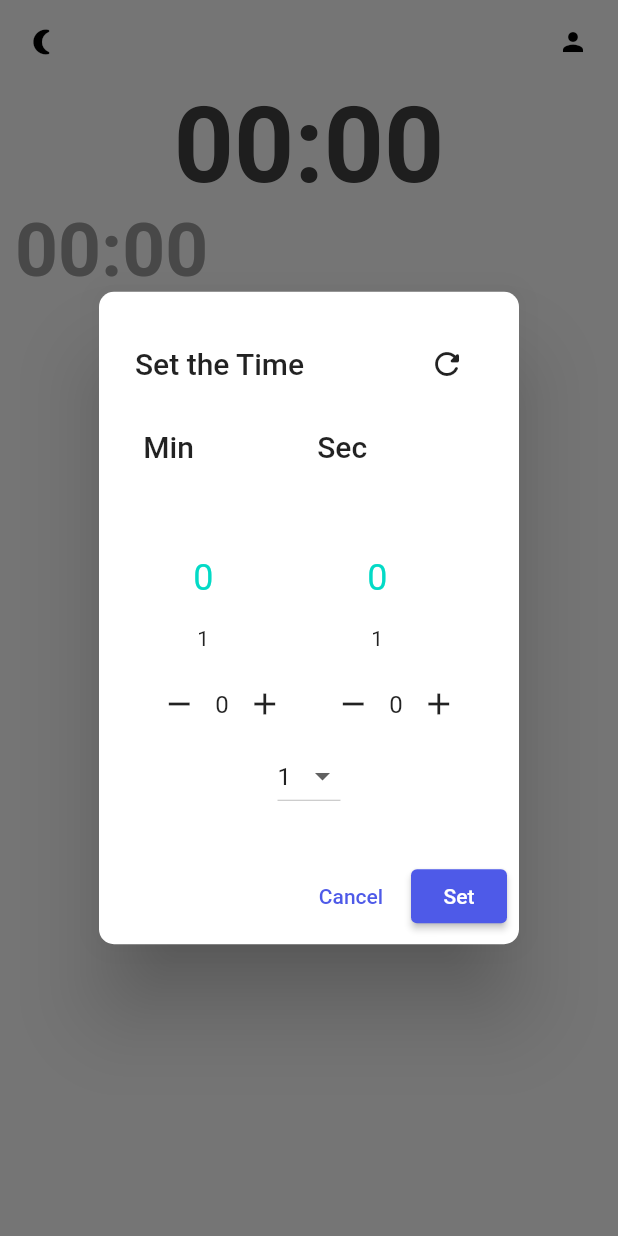
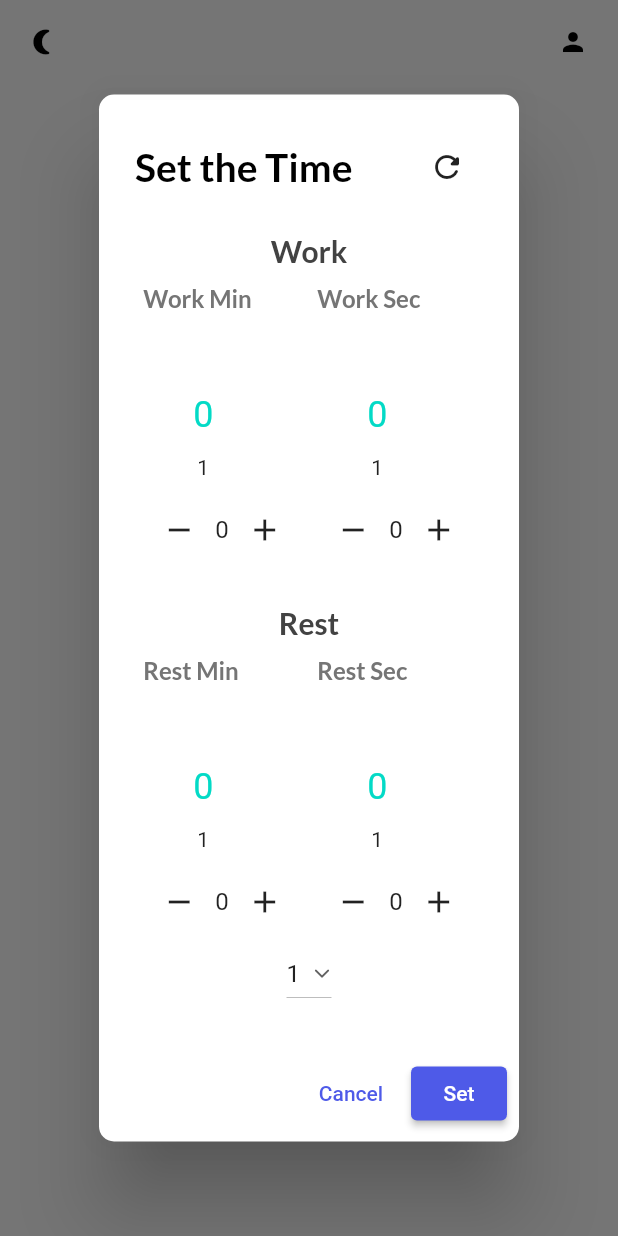
Before and after one commit to wnal4634/flutter_timer, a Flutter app: the screen it shows after launch, after a tap on "Set the Time", on a phone screen of 412 x 824 dp. Run offline on Flutter 3.47's test engine with Material 2 defaults, Android fonts, the phone set to English and light mode, and no system bars; drawn by our look-alikes of numberpicker; our stand-ins replace get, get_storage, google_fonts.

Commit message:
시간 바꿀 때 화면 시간도 같이 바꾸기, rest time 이어서 하기

```diff
--- a/lib/screens/home_screen.dart
+++ b/lib/screens/home_screen.dart
@@ -1,5 +1,6 @@
 import 'package:flutter/material.dart';
 import 'package:get/get.dart';
+import 'package:google_fonts/google_fonts.dart';
 import 'package:numberpicker/numberpicker.dart';
 import 'package:pomo_app/services/theme_services.dart';
 import 'dart:async';
@@ -14,6 +15,7 @@ class HomeScreen extends StatefulWidget {
 
 class _HomeScreenState extends State<HomeScreen> {
   int totalSeconds = 0;
+  int totalRestSeconds = 0;
   int changeSeconds = 0;
   int restChangeSeconds = 0;
   int minChange = 0;
@@ -22,8 +24,6 @@ class _HomeScreenState extends State<HomeScreen> {
   int restSecChange = 0;
   bool isRunning = false;
   late Timer timer; // late는 나중에 초기화
-  String choiceNum = '00:00';
-  String choiceNum_2 = '00:00';
   int _selectedRemind = 1;
   List<int> remindList = [
     1,
@@ -37,16 +37,25 @@ class _HomeScreenState extends State<HomeScreen> {
     9,
     10,
   ];
-  int _currentValue = 0;
-  int _currentValue_2 = 0;
+  int _currentMinValue = 0;
+  int _currentSecValue = 0;
+  int _currentRestMinValue = 0;
+  int _currentRestSecValue = 0;
 
   void onTick(Timer timer) {
     if (totalSeconds == 0) {
+      if (totalRestSeconds == 0) {
         setState(() {
           isRunning = false;
           totalSeconds = 0;
         });
         timer.cancel();
+      } else {
+        setState(() {
+          totalRestSeconds -= 1;
+          restChangeSeconds = totalRestSeconds;
+        });
+      }
     } else {
       setState(() {
         totalSeconds -= 1; // 남은 시간 1초씩 줄이기
@@ -57,8 +66,8 @@ class _HomeScreenState extends State<HomeScreen> {
   }
 
   void onStartPressed() {
-    // totalSeconds = stringToInt(choiceNum);
     totalSeconds = changeSeconds;
+    totalRestSeconds = restChangeSeconds;
     timer = Timer.periodic(
       const Duration(seconds: 1), // 1초에 한 번씩 onTick 실행
       onTick, //onTick() <-처럼 괄호넣지 않기. 당장 실행할게 아니기 떄문.
@@ -68,6 +77,8 @@ class _HomeScreenState extends State<HomeScreen> {
     });
   }
 
+  void onRestStart() {}
+
   void onPausePressed() {
     timer.cancel();
     setState(() {
@@ -75,33 +86,17 @@ class _HomeScreenState extends State<HomeScreen> {
     });
   }
 
-  // String format(int seconds) {
-  //   // var duration = Duration(seconds: seconds);
-  //   // return duration.toString().split(".").first.padLeft(8, '0');
-  //
-  //   var duration = Duration(seconds: seconds);
-  //   var short = duration.toString().split(".").first.split(':');
-  //   if (short[0] != 0) {
-  //     int hour = int.parse(short[0]) * 60;
-  //     int min = int.parse(short[1]);
-  //     short[1] = (hour + min).toString();
-  //     if (short[1].length == 1) {
-  //       short[1] = short[1].padLeft(2, '0');
-  //     }
-  //   }
-  //   return '${short[1]}:${short.last}';
-  // }
+  void stateChangeSeconds() {
+    setState(() {
+      changeSeconds = minChange + secChange;
+      restChangeSeconds = restMinChange + restSecChange;
+    });
+  }
 
   String format(int seconds) {
     var duration = Duration(seconds: seconds);
     return duration.toString().split(".").first.substring(2, 7);
   }
-
-  // int stringToInt(String time) {
-  //   int total = (int.parse(time.split(':').first) * 3600) +
-  //       (int.parse(time.split(':')[1]) * 60);
-  //   return total;
-  // }
 
   @override
   Widget build(BuildContext context) {
@@ -115,17 +110,6 @@ class _HomeScreenState extends State<HomeScreen> {
   _showBody() {
     return Column(
       children: [
-        Container(
-          alignment: Alignment.bottomCenter,
-          padding: const EdgeInsets.symmetric(
-            horizontal: 10,
-          ),
-          child: SingleChildScrollView(
-            scrollDirection: Axis.horizontal,
-            child: Row(
-              mainAxisAlignment: MainAxisAlignment.spaceBetween,
-              // crossAxisAlignment: CrossAxisAlignment.end,
-              children: [
         Text(
           format(changeSeconds),
           style: TextStyle(
@@ -134,44 +118,6 @@ class _HomeScreenState extends State<HomeScreen> {
             fontWeight: FontWeight.w600,
           ),
         ),
-                // TimePickerSpinnerPopUp(
-                //   mode: CupertinoDatePickerMode.time,
-                //   initTime: DateTime.parse('0000-00-00T00+00:00'),
-                //   barrierColor: Colors.black12, //Barrier Color when pop up show
-                //   minuteInterval: 1,
-                //   padding: const EdgeInsets.fromLTRB(12, 10, 12, 10),
-                //   cancelText: 'Cancel',
-                //   confirmText: 'OK',
-                //   pressType: PressType.singlePress,
-                //   timeFormat: 'HH:mm:ss',
-                //   // textStyle: const TextStyle(
-                //   //   color: Colors.white,
-                //   // ),
-                //   // Customize your time widget
-                //   // timeWidgetBuilder: (dateTime) {},
-                //   onChange: (dateTime) {
-                //     // Implement your logic with select dateTime
-                //     setState(() {
-                //       choiceNum =
-                //           dateTime.toString().split(' ').last.substring(0, 8);
-                //       // changeSeconds = stringToInt(choiceNum);
-                //     });
-                //   },
-                // ),
-              ],
-            ),
-          ),
-        ),
-        Container(
-          alignment: Alignment.bottomCenter,
-          padding: const EdgeInsets.symmetric(
-            horizontal: 10,
-          ),
-          child: Row(
-            // mainAxisSize: MainAxisSize.min,
-            mainAxisAlignment: MainAxisAlignment.spaceBetween,
-            // crossAxisAlignment: CrossAxisAlignment.end,
-            children: [
         Text(
           format(restChangeSeconds),
           style: TextStyle(
@@ -179,19 +125,6 @@ class _HomeScreenState extends State<HomeScreen> {
             fontSize: 50,
             fontWeight: FontWeight.w600,
           ),
-              ),
-            ],
-          ),
-        ),
-        Column(
-          children: [
-            ElevatedButton(
-              child: const Text('Set the Time'),
-              onPressed: () {
-                _showDialog();
-              },
-            ),
-          ],
         ),
         Center(
           child: Column(
@@ -208,6 +141,15 @@ class _HomeScreenState extends State<HomeScreen> {
                 ),
               ),
             ],
+          ),
+        ),
+        Container(
+          child: FloatingActionButton.extended(
+            onPressed: () {
+              _showDialog();
+            },
+            label: const Text('Set the Time'),
+            icon: const Icon(Icons.edit),
           ),
         ),
       ],
@@ -257,12 +199,17 @@ class _HomeScreenState extends State<HomeScreen> {
               title: Row(
                 mainAxisAlignment: MainAxisAlignment.spaceBetween,
                 children: <Widget>[
-                  const Text("Set the Time"),
+                  Text(
+                    "Set the Time",
+                    style: headingStyle,
+                  ),
                   IconButton(
                     onPressed: () {
                       setState(() {
-                        _currentValue = 0;
-                        _currentValue_2 = 0;
+                        _currentMinValue = 0;
+                        _currentSecValue = 0;
+                        _currentRestMinValue = 0;
+                        _currentRestSecValue = 0;
                         _selectedRemind = 1;
                       });
                     },
@@ -273,6 +220,13 @@ class _HomeScreenState extends State<HomeScreen> {
               content: Column(
                 mainAxisSize: MainAxisSize.min,
                 children: [
+                  Text(
+                    'Work',
+                    style: subHeadingStyle,
+                  ),
+                  const SizedBox(
+                    height: 10,
+                  ),
                   Row(
                     mainAxisAlignment: MainAxisAlignment.spaceAround,
                     children: [
@@ -280,19 +234,25 @@ class _HomeScreenState extends State<HomeScreen> {
                         mainAxisSize: MainAxisSize.min,
                         crossAxisAlignment: CrossAxisAlignment.start,
                         children: <Widget>[
-                          Text('Min',
-                              style: Theme.of(context).textTheme.titleLarge),
-                          const SizedBox(height: 16),
+                          Text(
+                            'Work Min',
+                            style: GoogleFonts.lato(
+                              textStyle: titleStyle,
+                            ),
+                          ),
+                          const SizedBox(
+                            height: 16,
+                          ),
                           NumberPicker(
-                            value: _currentValue,
+                            value: _currentMinValue,
                             minValue: 0,
                             maxValue: 60,
-                            itemHeight: 40,
+                            itemHeight: 35,
                             itemWidth: 80,
                             onChanged: (value) {
                               setState(() {
-                                _currentValue = value;
-                                minChange = _currentValue * 60;
+                                _currentMinValue = value;
+                                minChange = _currentMinValue * 60;
                               });
                             },
                           ),
@@ -302,18 +262,18 @@ class _HomeScreenState extends State<HomeScreen> {
                                 icon: const Icon(Icons.remove),
                                 onPressed: () {
                                   setState(() {
-                                    final newValue = _currentValue - 10;
-                                    _currentValue = newValue.clamp(0, 60);
+                                    final newValue = _currentMinValue - 10;
+                                    _currentMinValue = newValue.clamp(0, 60);
                                   });
                                 },
                               ),
-                              Text('$_currentValue'),
+                              Text('$_currentMinValue'),
                               IconButton(
                                 icon: const Icon(Icons.add),
                                 onPressed: () {
                                   setState(() {
-                                    final newValue = _currentValue + 10;
-                                    _currentValue = newValue.clamp(0, 60);
+                                    final newValue = _currentMinValue + 10;
+                                    _currentMinValue = newValue.clamp(0, 60);
                                   });
                                 },
                               ),
@@ -325,19 +285,23 @@ class _HomeScreenState extends State<HomeScreen> {
                         mainAxisSize: MainAxisSize.min,
                         crossAxisAlignment: CrossAxisAlignment.start,
                         children: <Widget>[
-                          Text('Sec',
-                              style: Theme.of(context).textTheme.titleLarge),
-                          const SizedBox(height: 16),
+                          Text(
+                            'Work Sec',
+                            style: titleStyle,
+                          ),
+                          const SizedBox(
+                            height: 16,
+                          ),
                           NumberPicker(
-                            value: _currentValue_2,
+                            value: _currentSecValue,
                             minValue: 0,
                             maxValue: 60,
-                            itemHeight: 40,
+                            itemHeight: 35,
                             itemWidth: 80,
                             onChanged: (value) {
                               setState(() {
-                                _currentValue_2 = value;
-                                secChange = _currentValue_2;
+                                _currentSecValue = value;
+                                secChange = _currentSecValue;
                               });
                             },
                           ),
@@ -348,18 +312,136 @@ class _HomeScreenState extends State<HomeScreen> {
                                 icon: const Icon(Icons.remove),
                                 onPressed: () {
                                   setState(() {
-                                    final newValue = _currentValue_2 - 10;
-                                    _currentValue_2 = newValue.clamp(0, 60);
+                                    final newValue = _currentSecValue - 10;
+                                    _currentSecValue = newValue.clamp(0, 60);
                                   });
                                 },
                               ),
-                              Text('$_currentValue_2'),
+                              Text('$_currentSecValue'),
                               IconButton(
                                 icon: const Icon(Icons.add),
                                 onPressed: () {
                                   setState(() {
-                                    final newValue = _currentValue_2 + 10;
-                                    _currentValue_2 = newValue.clamp(0, 60);
+                                    final newValue = _currentSecValue + 10;
+                                    _currentSecValue = newValue.clamp(0, 60);
+                                  });
+                                },
+                              ),
+                            ],
+                          ),
+                        ],
+                      ),
+                    ],
+                  ),
+                  const SizedBox(
+                    height: 26,
+                  ),
+                  Text(
+                    'Rest',
+                    style: subHeadingStyle,
+                  ),
+                  const SizedBox(
+                    height: 10,
+                  ),
+                  Row(
+                    mainAxisAlignment: MainAxisAlignment.spaceAround,
+                    children: [
+                      Column(
+                        mainAxisSize: MainAxisSize.min,
+                        crossAxisAlignment: CrossAxisAlignment.start,
+                        children: <Widget>[
+                          Text(
+                            'Rest Min',
+                            style: titleStyle,
+                          ),
+                          const SizedBox(
+                            height: 16,
+                          ),
+                          NumberPicker(
+                            value: _currentRestMinValue,
+                            minValue: 0,
+                            maxValue: 60,
+                            itemHeight: 35,
+                            itemWidth: 80,
+                            onChanged: (value) {
+                              setState(() {
+                                _currentRestMinValue = value;
+                                restMinChange = _currentRestMinValue * 60;
+                              });
+                            },
+                          ),
+                          Row(
+                            children: [
+                              IconButton(
+                                icon: const Icon(Icons.remove),
+                                onPressed: () {
+                                  setState(() {
+                                    final newValue = _currentRestMinValue - 10;
+                                    _currentRestMinValue =
+                                        newValue.clamp(0, 60);
+                                  });
+                                },
+                              ),
+                              Text('$_currentRestMinValue'),
+                              IconButton(
+                                icon: const Icon(Icons.add),
+                                onPressed: () {
+                                  setState(() {
+                                    final newValue = _currentRestMinValue + 10;
+                                    _currentRestMinValue =
+                                        newValue.clamp(0, 60);
+                                  });
+                                },
+                              ),
+                            ],
+                          ),
+                        ],
+                      ),
+                      Column(
+                        mainAxisSize: MainAxisSize.min,
+                        crossAxisAlignment: CrossAxisAlignment.start,
+                        children: <Widget>[
+                          Text(
+                            'Rest Sec',
+                            style: titleStyle,
+                          ),
+                          const SizedBox(
+                            height: 16,
+                          ),
+                          NumberPicker(
+                            value: _currentRestSecValue,
+                            minValue: 0,
+                            maxValue: 60,
+                            itemHeight: 35,
+                            itemWidth: 80,
+                            onChanged: (value) {
+                              setState(() {
+                                _currentRestSecValue = value;
+                                restSecChange = _currentRestSecValue;
+                              });
+                            },
+                          ),
+                          Row(
+                            mainAxisAlignment: MainAxisAlignment.center,
+                            children: [
+                              IconButton(
+                                icon: const Icon(Icons.remove),
+                                onPressed: () {
+                                  setState(() {
+                                    final newValue = _currentRestSecValue - 10;
+                                    _currentRestSecValue =
+                                        newValue.clamp(0, 60);
+                                  });
+                                },
+                              ),
+                              Text('$_currentRestSecValue'),
+                              IconButton(
+                                icon: const Icon(Icons.add),
+                                onPressed: () {
+                                  setState(() {
+                                    final newValue = _currentRestSecValue + 10;
+                                    _currentRestSecValue =
+                                        newValue.clamp(0, 60);
                                   });
                                 },
                               ),
@@ -371,6 +453,11 @@ class _HomeScreenState extends State<HomeScreen> {
                   ),
                   DropdownButton(
                     value: _selectedRemind,
+                    icon: const RotatedBox(
+                      quarterTurns: 3,
+                      child: Icon(Icons.arrow_back_ios_new_rounded),
+                    ),
+                    iconSize: 12,
                     items: remindList
                         .map((e) => DropdownMenuItem(
                               value: e, // 선택 시 onChanged 를 통해 반환할 value
@@ -386,7 +473,7 @@ class _HomeScreenState extends State<HomeScreen> {
                   ),
                 ],
               ),
-              actions: <Widget>[
+              actions: [
                 Container(
                   child: TextButton(
                     onPressed: () {
@@ -398,10 +485,8 @@ class _HomeScreenState extends State<HomeScreen> {
                 Container(
                   child: ElevatedButton(
                     onPressed: () {
+                      stateChangeSeconds();
                       Navigator.of(context).pop(); //창 닫기
-                      setState(() {
-                        changeSeconds = minChange + secChange;
-                      });
                     },
                     child: const Text("Set"),
                   ),
--- a/lib/screens/theme.dart
+++ b/lib/screens/theme.dart
@@ -33,7 +33,7 @@ TextStyle get subHeadingStyle {
     textStyle: TextStyle(
       fontSize: 20,
       fontWeight: FontWeight.bold,
-      color: Get.isDarkMode ? Colors.grey[400] : Colors.grey,
+      color: Get.isDarkMode ? Colors.grey[200] : Colors.grey[800],
     ),
   );
 }
@@ -41,7 +41,7 @@ TextStyle get subHeadingStyle {
 TextStyle get headingStyle {
   return GoogleFonts.lato(
     textStyle: TextStyle(
-      fontSize: 30,
+      fontSize: 26,
       fontWeight: FontWeight.bold,
       color: Get.isDarkMode ? Colors.white : Colors.black,
     ),
@@ -52,8 +52,8 @@ TextStyle get titleStyle {
   return GoogleFonts.lato(
     textStyle: TextStyle(
       fontSize: 16,
-      fontWeight: FontWeight.w400,
-      color: Get.isDarkMode ? Colors.white : Colors.black,
+      fontWeight: FontWeight.w600,
+      color: Get.isDarkMode ? Colors.grey[300] : Colors.grey[600],
     ),
   );
 }
```
Lines whose indentation alone changed are shown as unchanged.
